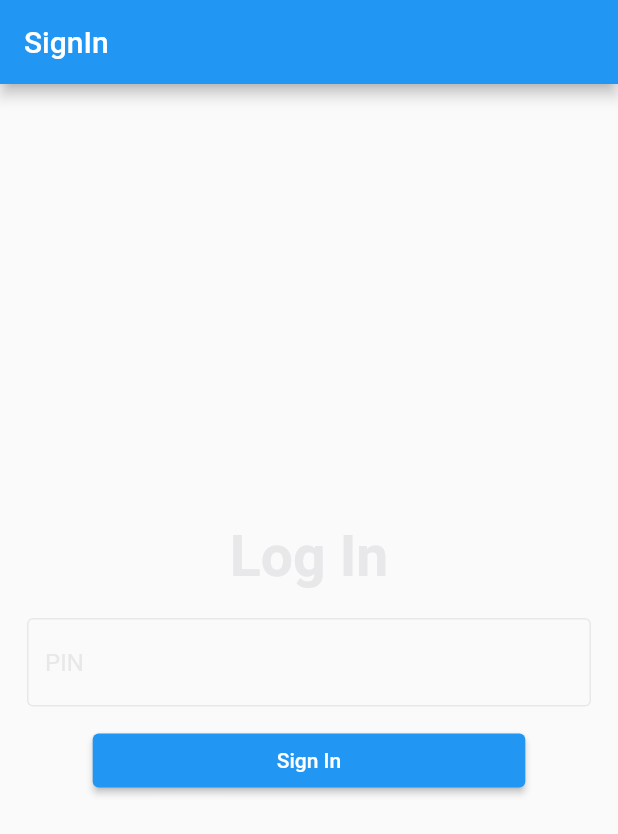
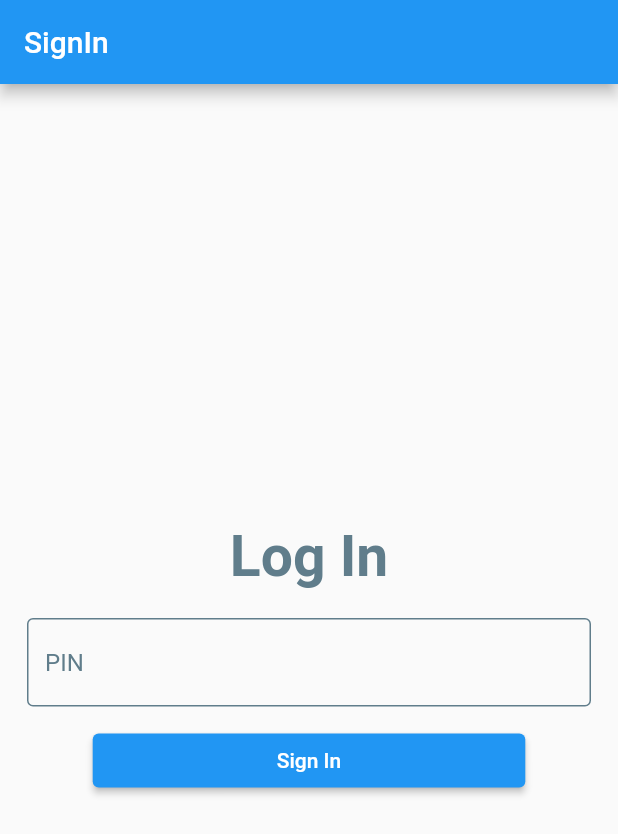
Before and after one commit to akhdanpangestuajiwidodo/coffee_api, a Flutter app: the screen it shows after launch, on a phone screen of 412 x 824 dp. Shown: the top 834 px of the screen. Run offline on Flutter 3.47's test engine with Material 2 defaults, Android fonts, the phone set to English and light mode, and no system bars; our stand-ins replace equatable, flutter_bloc.

Commit message:
refactor color login page

```diff
--- a/lib/screens/login_screen.dart
+++ b/lib/screens/login_screen.dart
@@ -53,7 +53,7 @@ class _LoginScreenState extends State<LoginScreen> {
                     const Text(
                       "Log In",
                       style: TextStyle(
-                        color: Color(0xFFE8E8EA),
+                        color: Colors.blueGrey,
                         fontSize: 38,
                         fontWeight: FontWeight.bold,
                       ),
@@ -72,16 +72,16 @@ class _LoginScreenState extends State<LoginScreen> {
                               decoration: const InputDecoration(
                                 hintText: 'PIN',
                                 hintStyle: TextStyle(
-                                  color: Color(0xFFE8E8EA),
+                                  color: Colors.blueGrey,
                                 ),
                                 enabledBorder: OutlineInputBorder(
                                   borderSide: BorderSide(
-                                    color: Color(0xFFE8E8EA),
+                                    color: Colors.blueGrey,
                                   ),
                                 ),
                                 focusedBorder: OutlineInputBorder(
                                   borderSide: BorderSide(
-                                    color: Color(0xFFE8E8EA),
+                                    color: Colors.blueGrey,
                                   ),
                                 ),
                               ),
```
